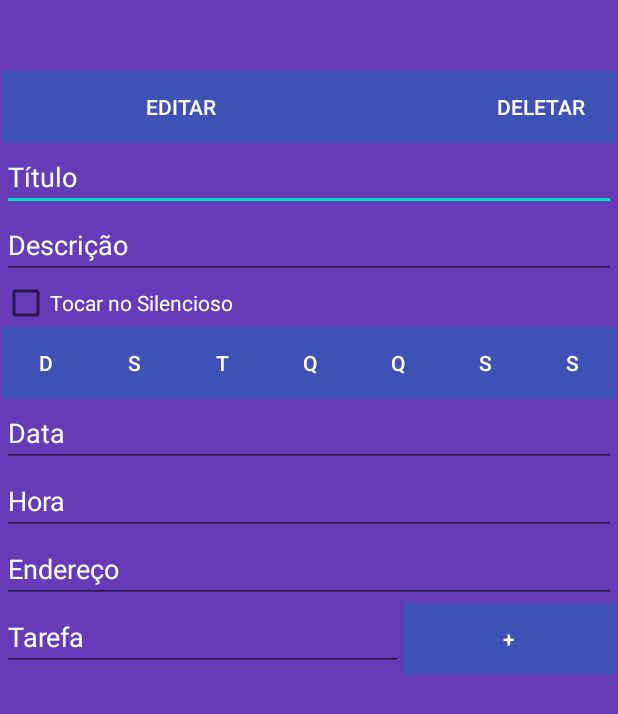
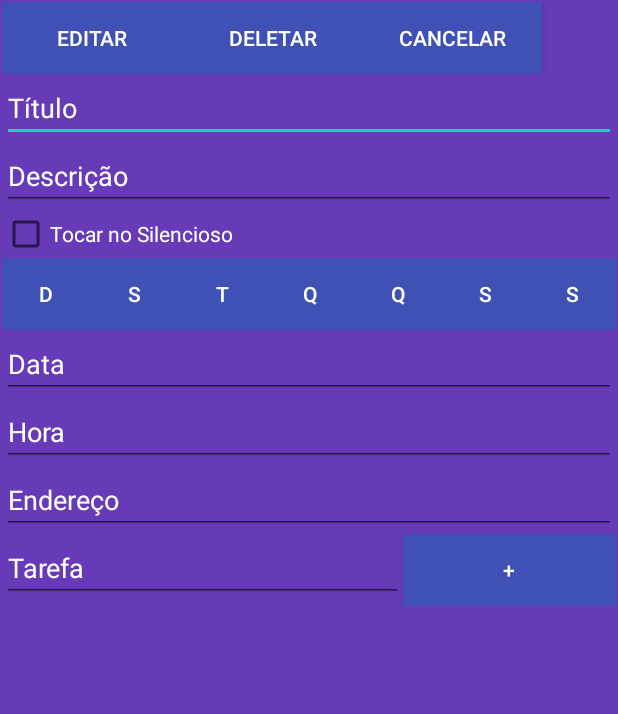
Before and after one commit to GuillermoAlonsoLima/TaskAlarm, an Android app: the layout alarm_edit.xml on its own in the app's theme, with its tools: preview values and no code run, on a phone screen of 412 x 824 dp. Shown: the top 714 px of the screen. Run offline under Robolectric (Android 15) with nearby library versions, the phone set to English and light mode, and no system bars.

Commit message:
editando alarmes

```diff
--- a/app/src/main/AndroidManifest.xml
+++ b/app/src/main/AndroidManifest.xml
@@ -17,6 +17,7 @@
             </intent-filter>
         </activity>
         <activity android:name=".AddActivity"/>
+        <activity android:name=".EditActivity"/>
     </application>
 
 </manifest>
--- a/app/src/main/java/com/example/taskalarm/AddActivity.kt
+++ b/app/src/main/java/com/example/taskalarm/AddActivity.kt
@@ -28,7 +28,7 @@ class AddActivity: AppCompatActivity() {
         val hora  = binding!!.horaTxtAdd.text.toString()
         val endereco  = binding!!.enderecoTxtAdd.text.toString()
         MainActivity.alarmes.add(Alarm(titulo,descricao,silencioso,dias,data,hora,endereco,null))
-        MainActivity.binding!!.tarefasRvMain.adapter = AlarmAdapter(MainActivity.alarmes)
+        MainActivity.binding!!.tarefasRvMain.adapter = AlarmAdapter(MainActivity.alarmes,this)
         finish()
     }
 
--- a/app/src/main/res/layout/alarm_edit.xml
+++ b/app/src/main/res/layout/alarm_edit.xml
@@ -1,14 +1,17 @@
 <?xml version="1.0" encoding="utf-8"?>
-<androidx.constraintlayout.widget.ConstraintLayout xmlns:android="http://schemas.android.com/apk/res/android"
-    xmlns:app="http://schemas.android.com/apk/res-auto"
-    xmlns:tools="http://schemas.android.com/tools"
+<layout xmlns:tools="http://schemas.android.com/tools"
+    xmlns:android="http://schemas.android.com/apk/res/android"
+    xmlns:app="http://schemas.android.com/apk/res-auto">
+
+    <androidx.constraintlayout.widget.ConstraintLayout
         android:layout_width="match_parent"
         android:layout_height="match_parent"
-    android:background="#673AB7">
+        android:background="#673AB7"
+        tools:context=".EditActivity">
 
         <LinearLayout
-        android:layout_width="409dp"
-        android:layout_height="729dp"
+            android:layout_width="0dp"
+            android:layout_height="0dp"
             android:layout_marginStart="1dp"
             android:layout_marginLeft="1dp"
             android:layout_marginTop="1dp"
@@ -28,15 +31,16 @@
 
                 <Button
                     android:id="@+id/editarBtnEdit"
-                android:layout_width="359px"
+                    android:layout_width="120dp"
                     android:layout_height="wrap_content"
                     android:background="#3F51B5"
+                    android:onClick="editar"
                     android:text="Editar"
                     android:textColor="#FFFFFF" />
 
                 <Button
                     android:id="@+id/deletarBtnEdit"
-                android:layout_width="359px"
+                    android:layout_width="120dp"
                     android:layout_height="wrap_content"
                     android:background="#3F51B5"
                     android:text="Deletar"
@@ -44,9 +48,10 @@
 
                 <Button
                     android:id="@+id/cancelarBtnEdit"
-                android:layout_width="359px"
+                    android:layout_width="120dp"
                     android:layout_height="wrap_content"
                     android:background="#3F51B5"
+                    android:onClick="cancelar"
                     android:text="Cancelar"
                     android:textColor="#FFFFFF" />
 
@@ -90,6 +95,7 @@
                     android:layout_height="match_parent"
                     android:layout_weight="1"
                     android:background="#3F51B5"
+                    android:onClick="switchDia"
                     android:text="D"
                     android:textColor="#FFFFFF" />
 
@@ -99,6 +105,7 @@
                     android:layout_height="match_parent"
                     android:layout_weight="1"
                     android:background="#3F51B5"
+                    android:onClick="switchDia"
                     android:text="S"
                     android:textColor="#FFFFFF" />
 
@@ -108,6 +115,7 @@
                     android:layout_height="match_parent"
                     android:layout_weight="1"
                     android:background="#3F51B5"
+                    android:onClick="switchDia"
                     android:text="T"
                     android:textColor="#FFFFFF" />
 
@@ -117,6 +125,7 @@
                     android:layout_height="match_parent"
                     android:layout_weight="1"
                     android:background="#3F51B5"
+                    android:onClick="switchDia"
                     android:text="Q"
                     android:textColor="#FFFFFF" />
 
@@ -126,6 +135,7 @@
                     android:layout_height="match_parent"
                     android:layout_weight="1"
                     android:background="#3F51B5"
+                    android:onClick="switchDia"
                     android:text="Q"
                     android:textColor="#FFFFFF" />
 
@@ -135,6 +145,7 @@
                     android:layout_height="match_parent"
                     android:layout_weight="1"
                     android:background="#3F51B5"
+                    android:onClick="switchDia"
                     android:text="S"
                     android:textColor="#FFFFFF" />
 
@@ -144,6 +155,7 @@
                     android:layout_height="match_parent"
                     android:layout_weight="1"
                     android:background="#3F51B5"
+                    android:onClick="switchDia"
                     android:text="S"
                     android:textColor="#FFFFFF" />
             </LinearLayout>
@@ -164,6 +176,7 @@
                 android:ems="10"
                 android:hint="Hora"
                 android:inputType="time"
+                android:textColor="#FFFFFF"
                 android:textColorHint="#FFFFFF" />
 
             <EditText
@@ -206,3 +219,4 @@
 
         </LinearLayout>
     </androidx.constraintlayout.widget.ConstraintLayout>
+</layout>
```
Also changed, not shown: app/src/main/java/com/example/taskalarm/AlarmAdapter.kt (renamed from app/src/main/java/com/example/taskalarm/Adapter.kt, +18 -4 lines), app/src/main/java/com/example/taskalarm/EditActivity.kt (added, +101 -0 lines), app/src/main/java/com/example/taskalarm/MainActivity.kt (+2 -6 lines). Lines whose indentation alone changed are shown as unchanged.
